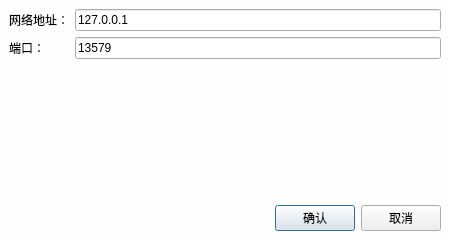
Qt form Dialog/dialogtcpserverargs.ui (Mtr1994/TU-Services) before a commit.
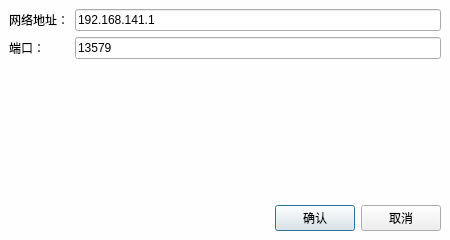
The same form after that commit.

The edit to the form file:
```diff
--- a/Dialog/dialogtcpserverargs.ui
+++ b/Dialog/dialogtcpserverargs.ui
@@ -62,7 +62,7 @@
       <item row="0" column="1">
        <widget class="QLineEdit" name="tbAddress">
         <property name="text">
-         <string>127.0.0.1</string>
+         <string>192.168.141.1</string>
         </property>
        </widget>
       </item>
```
